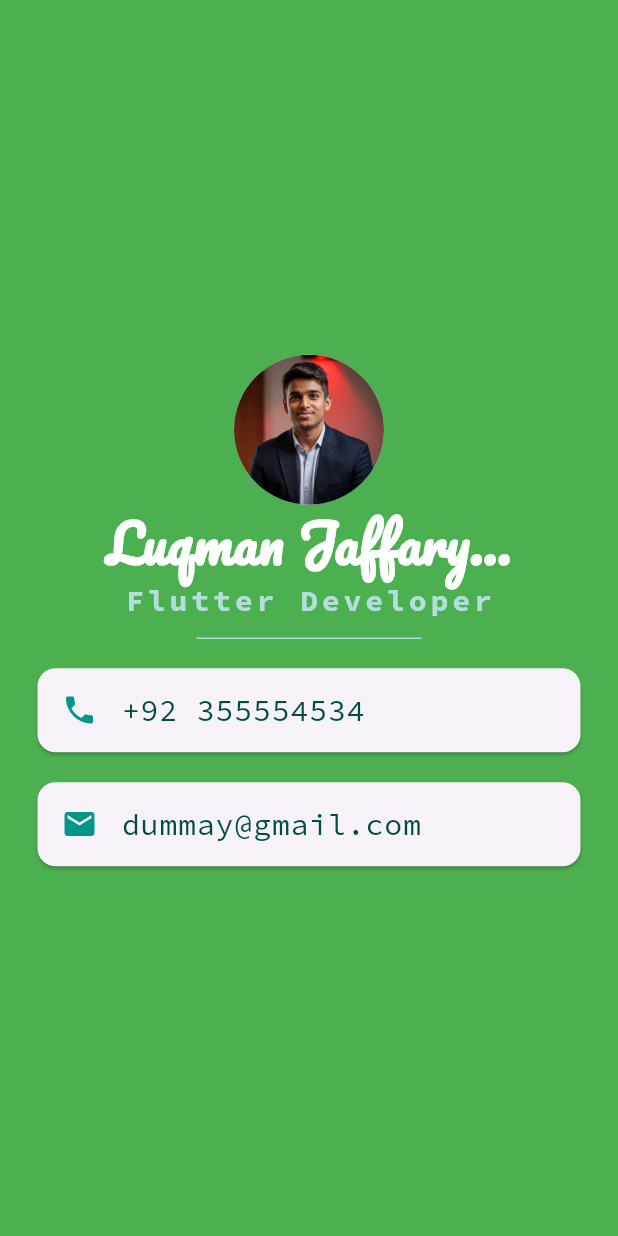
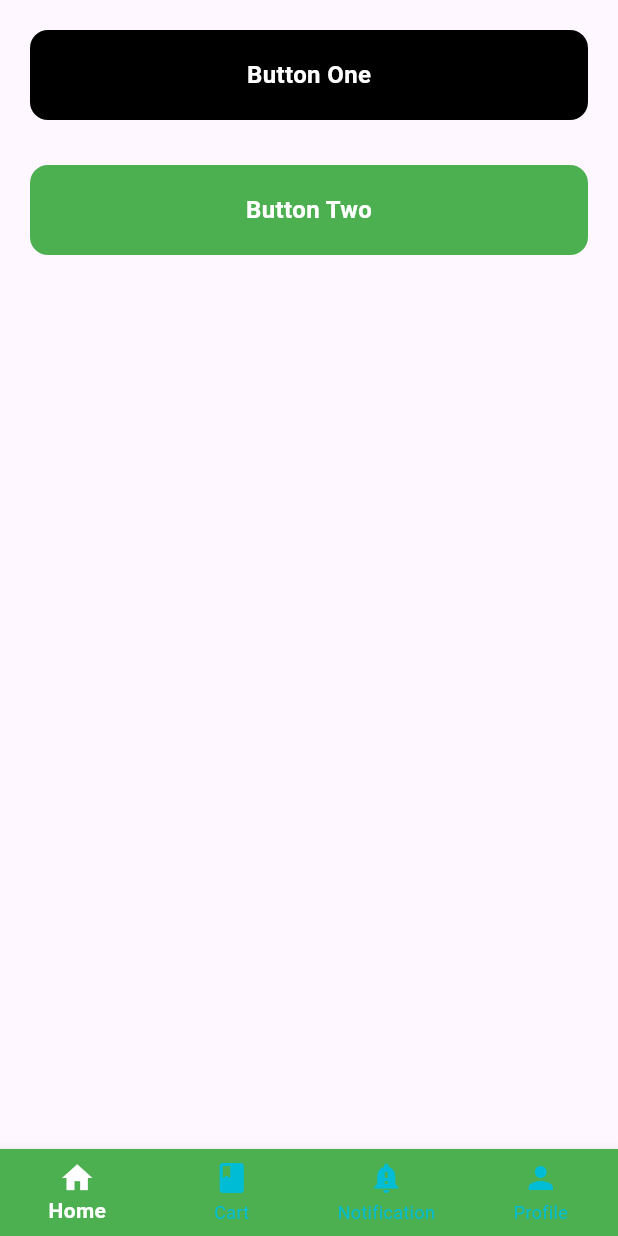
Before and after one commit to LuqmanJaffary/flutter-course, a Flutter app: the screen it shows after launch, on a phone screen of 412 x 824 dp. Run offline on Flutter 3.47's test engine with Material 3 defaults, Android fonts, the phone set to English and light mode, and no system bars.

Commit message:
learn the components

```diff
--- /dev/null
+++ b/lib/constants.dart
@@ -0,0 +1,32 @@
+List<Map<String, dynamic>> dataList = [
+  {
+    "username": "Ali",
+    "email": "Ali@gmail.com",
+    "profile":
+        "https://media.istockphoto.com/id/1500308602/photo/happy-black-man-mature-or-portrait-in-finance-office-about-us-company-profile-picture-or-ceo.jpg?s=612x612&w=0&k=20&c=3BWt_eT7QaaiGx4zI_K63pnntIp5Cv1qW8Pw-_bSlm8=",
+  },
+  {
+    "username": "Hassan",
+    "email": "Hassan@gmail.com",
+    "profile":
+        "https://t4.ftcdn.net/jpg/06/08/55/73/360_F_608557356_ELcD2pwQO9pduTRL30umabzgJoQn5fnd.jpg",
+  },
+  {
+    "username": "Fayyaz",
+    "email": "Fayyaz@gmail.com",
+    "profile":
+        "https://t4.ftcdn.net/jpg/03/64/21/11/360_F_364211147_1qgLVxv1Tcq0Ohz3FawUfrtONzz8nq3e.jpg",
+  },
+  {
+    "username": "Jawad",
+    "email": "Jawad@gmail.com",
+    "profile":
+        "https://encrypted-tbn0.gstatic.com/images?q=tbn:ANd9GcTw0PDKrErulLlbJkbv5KtsCeICczdgJSyurA&s",
+  },
+  {
+    "username": "Irfan",
+    "email": "Irfan@gmail.com",
+    "profile":
+        "https://media.istockphoto.com/id/1476170969/photo/portrait-of-young-man-ready-for-job-business-concept.jpg?s=612x612&w=0&k=20&c=w8SlKv-4u6xYyU07CXeBRvfW6F0iYx-a7HR2ChM8ZbU=",
+  },
+];
--- /dev/null
+++ b/lib/home.dart
@@ -0,0 +1,53 @@
+import './cart.dart';
+import './home_screen.dart';
+import './notification.dart';
+import './profile.dart';
+import 'package:flutter/material.dart';
+
+class CustomBar extends StatefulWidget {
+  const CustomBar({super.key});
+
+  @override
+  State<CustomBar> createState() => _CustomBarState();
+}
+
+class _CustomBarState extends State<CustomBar> {
+  int myIndex = 0;
+  List myList = [
+    HomeScreen(),
+    CartScreen(),
+    NotificationScreen(),
+    ProfileScreen(),
+  ];
+
+  @override
+  Widget build(BuildContext context) {
+    return Scaffold(
+      bottomNavigationBar: BottomNavigationBar(
+        onTap: (value) {
+          setState(() {
+            myIndex = value;
+          });
+        },
+        currentIndex: myIndex,
+        backgroundColor: Colors.green,
+        // fixedColor: Colors.green,
+        type: BottomNavigationBarType.fixed,
+        selectedItemColor: Colors.white,
+        unselectedItemColor: Colors.cyan,
+        selectedLabelStyle: TextStyle(fontWeight: FontWeight.bold),
+        items: [
+          BottomNavigationBarItem(icon: Icon(Icons.home), label: "Home"),
+          BottomNavigationBarItem(icon: Icon(Icons.book), label: "Cart"),
+          BottomNavigationBarItem(
+            backgroundColor: Colors.black,
+            icon: Icon(Icons.notification_important),
+            label: "Notification",
+          ),
+          BottomNavigationBarItem(icon: Icon(Icons.person), label: "Profile"),
+        ],
+      ),
+      body: SafeArea(child: myList[myIndex]),
+    );
+  }
+}
--- /dev/null
+++ b/lib/home_screen.dart
@@ -0,0 +1,50 @@
+
+import '../widgets/custom_button.dart';
+import 'package:flutter/material.dart';
+
+class HomeScreen extends StatelessWidget {
+  const HomeScreen({super.key});
+
+  @override
+  Widget build(BuildContext context) {
+    return Padding(
+      padding: const EdgeInsets.all(20.0),
+      child: Column(
+        children: [
+          CustomButton(
+            title: "Button One",
+            backgroundColor: Colors.black,
+            ontap: () {
+              debugPrint("button one pressed");
+            },
+          ),
+          const SizedBox(height: 30),
+          CustomButton(
+            title: "Button Two",
+            backgroundColor: Colors.green,
+            ontap: () {
+              debugPrint("button two pressed");
+            },
+          ),
+        ],
+      ),
+      // Expanded(
+      //   child: ListView.builder(
+      //       itemCount: dataList.length,
+      //       itemBuilder: (context, index) {
+      //         final users = dataList[index];
+      //         return Container(
+      //           height: 100,
+      //           width: 100,
+      //           decoration: BoxDecoration(
+      //             shape: BoxShape.circle,
+      //             image: DecorationImage(
+      //                 image: NetworkImage(users['profile']),
+      //                 fit: BoxFit.contain),
+      //           ),
+      //         );
+      //       }),
+      // ),
+    );
+  }
+}
--- a/lib/main.dart
+++ b/lib/main.dart
@@ -1,5 +1,5 @@
+import './home.dart';
 import 'package:flutter/material.dart';
-import 'mi_card.dart'; // ✅ Corrected import
 
 void main() {
   runApp(const MyApp());
@@ -8,11 +8,17 @@ void main() {
 class MyApp extends StatelessWidget {
   const MyApp({super.key});
 
+  // This widget is the root of your application.
   @override
   Widget build(BuildContext context) {
     return MaterialApp(
-      debugShowCheckedModeBanner: true, // ✅ Hide debug banner
-      home: MiCard(), // ✅ MiCard no longer contains another MaterialApp
+      debugShowCheckedModeBanner: false,
+      title: 'Flutter Demo',
+      theme: ThemeData(
+        colorScheme: ColorScheme.fromSeed(seedColor: Colors.deepPurple),
+        useMaterial3: true,
+      ),
+      home: CustomBar(),
     );
   }
 }
--- /dev/null
+++ b/lib/widgets/custom_button.dart
@@ -0,0 +1,38 @@
+import 'package:flutter/material.dart';
+
+class CustomButton extends StatelessWidget {
+  final Function() ontap;
+  final String title;
+  final Color backgroundColor;
+  const CustomButton({
+    super.key,
+    required this.ontap,
+    required this.title,
+    required this.backgroundColor,
+  });
+
+  @override
+  Widget build(BuildContext context) {
+    return InkWell(
+      onTap: ontap,
+      child: Container(
+        height: 60,
+        width: double.infinity,
+        decoration: BoxDecoration(
+          borderRadius: BorderRadius.circular(12),
+          color: backgroundColor,
+        ),
+        child: Center(
+          child: Text(
+            title,
+            style: TextStyle(
+              color: Colors.white,
+              fontSize: 16,
+              fontWeight: FontWeight.bold,
+            ),
+          ),
+        ),
+      ),
+    );
+  }
+}
```
Also changed, not shown: lib/cart.dart (added, +37 -0 lines), lib/notification.dart (added, +38 -0 lines), lib/profile.dart (added, +21 -0 lines), lib/widgets/user_card.dart (added, +25 -0 lines).
